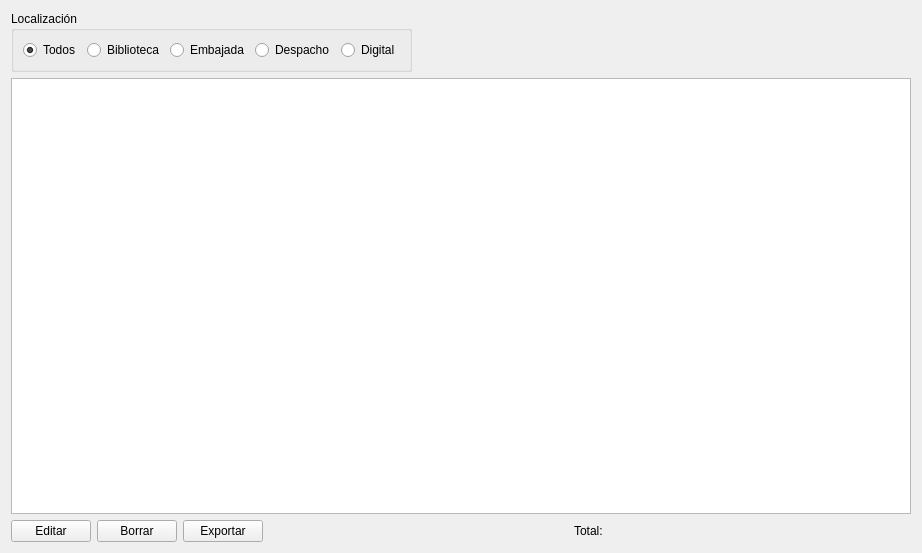
rogorido/libroskop, file gui/dlggestionlibros.ui: the form before one commit.
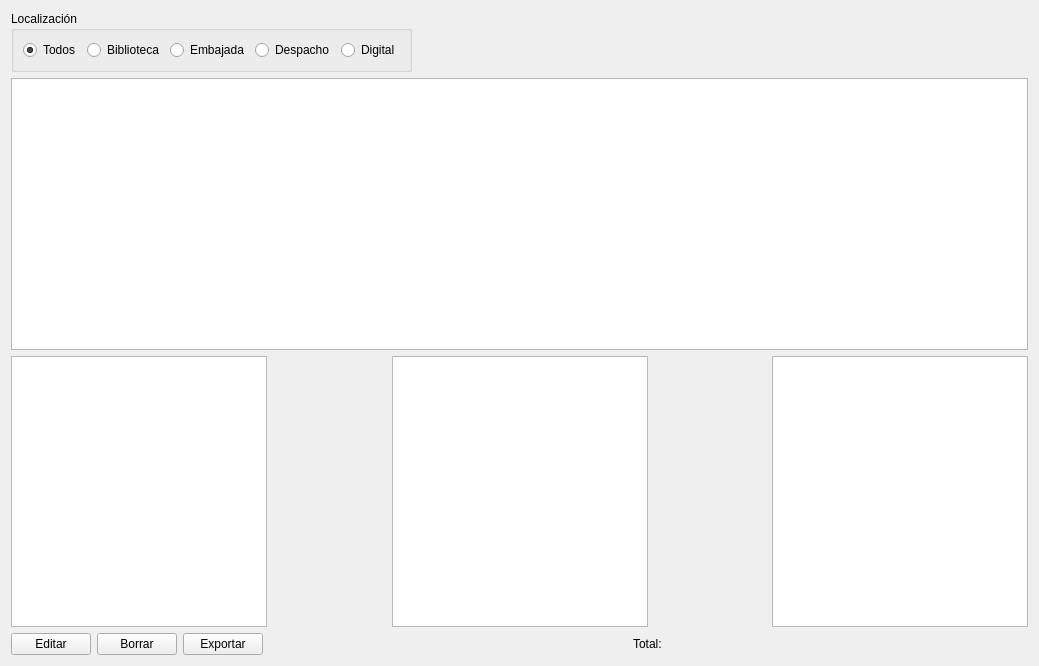
The form after the commit. Icons and pictures are not drawn.

Commit message: Añadida funcionalidad de ver datos de los libros seleccionados.

Patch:
```diff
--- a/gui/dlggestionlibros.ui
+++ b/gui/dlggestionlibros.ui
@@ -6,8 +6,8 @@
    <rect>
     <x>0</x>
     <y>0</y>
-    <width>922</width>
-    <height>553</height>
+    <width>1039</width>
+    <height>666</height>
    </rect>
   </property>
   <property name="minimumSize">
@@ -91,6 +91,45 @@
    <item>
     <widget class="QTableView" name="tvLibros"/>
    </item>
+   <item>
+    <layout class="QHBoxLayout" name="horizontalLayout_4">
+     <item>
+      <widget class="QTableView" name="tvAutores"/>
+     </item>
+     <item>
+      <spacer name="horizontalSpacer_4">
+       <property name="orientation">
+        <enum>Qt::Horizontal</enum>
+       </property>
+       <property name="sizeHint" stdset="0">
+        <size>
+         <width>40</width>
+         <height>20</height>
+        </size>
+       </property>
+      </spacer>
+     </item>
+     <item>
+      <widget class="QTableView" name="tvEditores"/>
+     </item>
+     <item>
+      <spacer name="horizontalSpacer_5">
+       <property name="orientation">
+        <enum>Qt::Horizontal</enum>
+       </property>
+       <property name="sizeHint" stdset="0">
+        <size>
+         <width>40</width>
+         <height>20</height>
+        </size>
+       </property>
+      </spacer>
+     </item>
+     <item>
+      <widget class="QTableView" name="tvCategorias"/>
+     </item>
+    </layout>
+   </item>
    <item>
     <layout class="QHBoxLayout" name="horizontalLayout_3">
      <item>
```
The commit also changes 2 other files.
